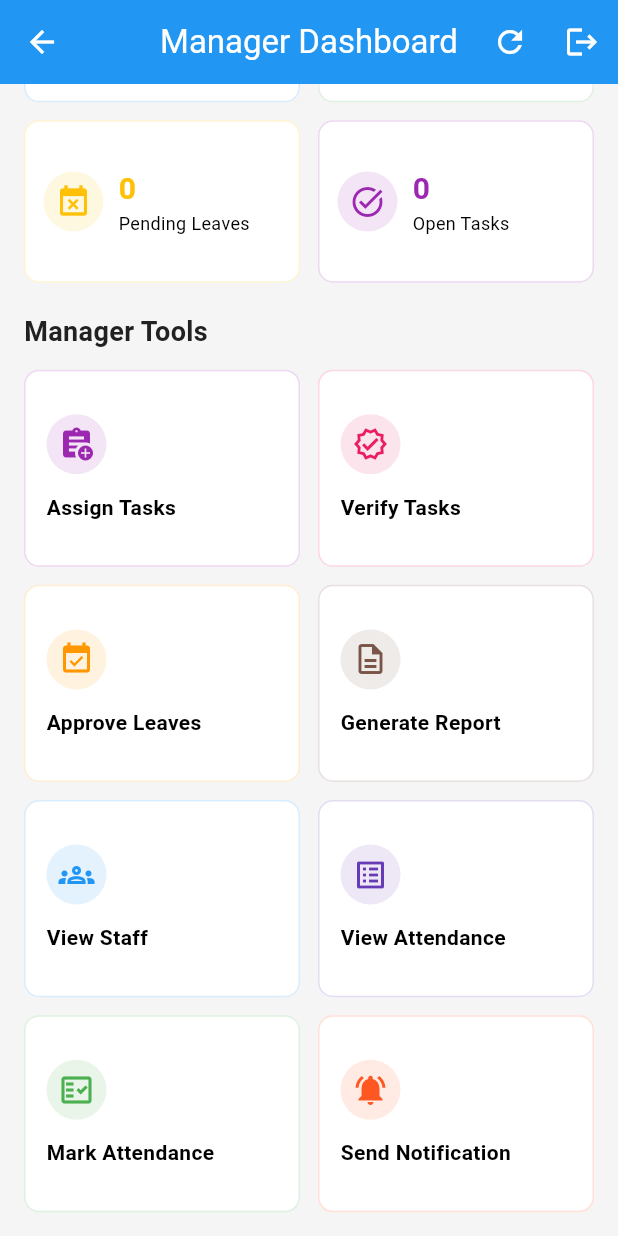
After one commit to ahmad3545/Staff-Sync, a Flutter app: the ManagerDashboardScreen screen opened by its route, scrolled down 256 dp, after a tap on the "refresh" icon, on a phone screen of 412 x 824 dp. The commit adds this screen. Run offline on Flutter 3.47's test engine with Material 3 defaults, Android fonts, the phone set to English and light mode, and no system bars; our stand-ins replace cloud_firestore, firebase_auth, firebase_core, flutter_local_notifications, flutter_tts, font_awesome_flutter and 6 more; missing offline and left inert: dart:html, translator; accounts and stored records are empty.

Commit message:
manager dashboard changes

```diff
--- a/lib/constants/app_constants.dart
+++ b/lib/constants/app_constants.dart
@@ -11,6 +11,7 @@ class AppConstants {
   static const String loginRoute = '/login';
   static const String registerRoute = '/register';
   static const String dashboardRoute = '/dashboard';
+  static const String managerDashboardRoute = '/manager-dashboard';
   static const String attendanceRoute = '/attendance';
   static const String scheduleRoute = '/schedule';
   static const String leaveRequestRoute = '/leave-request';
--- a/lib/main.dart
+++ b/lib/main.dart
@@ -8,6 +8,7 @@ import 'package:fyp/screens/login_screen.dart';
 import 'package:fyp/screens/register_screen.dart';
 import 'package:fyp/screens/dashboard_screen.dart';
 import 'package:fyp/screens/admin_dashboard_screen.dart';
+import 'package:fyp/screens/manager_dashboard_screen.dart';
 import 'package:fyp/screens/attendance_screen.dart';
 import 'package:fyp/screens/schedule_screen.dart';
 import 'package:fyp/screens/leave_request_screen.dart';
@@ -52,6 +53,8 @@ class MyApp extends StatelessWidget {
         AppConstants.registerRoute: (context) => const RegisterScreen(),
         AppConstants.dashboardRoute: (context) => const DashboardScreen(),
         '/admin-dashboard': (context) => const AdminDashboardScreen(),
+        AppConstants.managerDashboardRoute: (context) =>
+            const ManagerDashboardScreen(),
         AppConstants.attendanceRoute: (context) => const AttendanceScreen(),
         AppConstants.scheduleRoute: (context) => const ScheduleScreen(),
         AppConstants.leaveRequestRoute: (context) => const LeaveRequestScreen(),
--- /dev/null
+++ b/lib/screens/manager_dashboard_screen.dart
@@ -0,0 +1,416 @@
+import 'dart:convert';
+
+import 'package:flutter/material.dart';
+import 'package:fyp/constants/app_constants.dart';
+import 'package:fyp/services/api_client.dart';
+import 'package:fyp/services/auth_service.dart';
+import 'package:fyp/services/geofence_monitor.dart';
+import 'package:fyp/services/user_context.dart';
+import 'package:fyp/utils/app_theme.dart';
+import 'package:intl/intl.dart';
+
+class ManagerDashboardScreen extends StatefulWidget {
+  const ManagerDashboardScreen({super.key});
+
+  @override
+  State<ManagerDashboardScreen> createState() => _ManagerDashboardScreenState();
+}
+
+class _ManagerDashboardScreenState extends State<ManagerDashboardScreen> {
+  final ApiClient _apiClient = ApiClient();
+  final AuthService _authService = AuthService();
+  final UserContext _userContext = UserContext();
+
+  bool _isLoading = false;
+  String _managerName = 'Manager';
+  int _totalStaff = 0;
+  int _presentToday = 0;
+  int _pendingLeaves = 0;
+  int _pendingTasks = 0;
+
+  @override
+  void initState() {
+    super.initState();
+    Future(() => GeofenceMonitor.instance.primeLocationTracking());
+    _loadDashboard();
+  }
+
+  Future<void> _loadDashboard() async {
+    final userId = _userContext.userId;
+    if (userId == null || userId.isEmpty) {
+      return;
+    }
+
+    setState(() {
+      _isLoading = true;
+    });
+
+    try {
+      final results = await Future.wait([
+        _apiClient.get('/api/users'),
+        _apiClient.get('/api/attendance/summary'),
+        _apiClient.get('/api/leave'),
+        _apiClient.get('/api/tasks'),
+        _apiClient.get('/api/users/$userId'),
+      ]);
+
+      final users = _decodeList(results[0]);
+      final summary = _decodeObject(results[1]);
+      final leaves = _decodeList(results[2]);
+      final tasks = _decodeList(results[3]);
+      final profile = _decodeObject(results[4]);
+
+      final pendingLeaves = leaves.where((item) {
+        final data = item['data'] as Map<String, dynamic>? ?? {};
+        return (data['status'] ?? '').toString().toLowerCase() == 'pending';
+      }).length;
+
+      final pendingTasks = tasks.where((item) {
+        final data = item['data'] as Map<String, dynamic>? ?? {};
+        final status = (data['status'] ?? '').toString().toLowerCase();
+        return status != 'completed' && status != 'verified';
+      }).length;
+
+      if (!mounted) {
+        return;
+      }
+      setState(() {
+        _totalStaff = users.length;
+        _presentToday = (summary['presentToday'] as num?)?.toInt() ?? 0;
+        _pendingLeaves = pendingLeaves;
+        _pendingTasks = pendingTasks;
+        _managerName =
+            profile['fullName']?.toString() ??
+            (profile['data'] as Map<String, dynamic>?)?['fullName']?.toString() ??
+            userId;
+      });
+    } catch (_) {
+      // Keep dashboard usable if a stat fails.
+    } finally {
+      if (mounted) {
+        setState(() {
+          _isLoading = false;
+        });
+      }
+    }
+  }
+
+  List<Map<String, dynamic>> _decodeList(dynamic response) {
+    if (response == null || response.statusCode != 200) {
+      return [];
+    }
+    return List<Map<String, dynamic>>.from(
+      jsonDecode(response.body) as List<dynamic>,
+    );
+  }
+
+  Map<String, dynamic> _decodeObject(dynamic response) {
+    if (response == null || response.statusCode != 200) {
+      return {};
+    }
+    final decoded = jsonDecode(response.body) as Map<String, dynamic>;
+    return decoded['data'] as Map<String, dynamic>? ?? decoded;
+  }
+
+  Future<void> _logout() async {
+    await GeofenceMonitor.instance.checkoutAndStopForLogout();
+    await _authService.signOut();
+    if (!mounted) {
+      return;
+    }
+    Navigator.pushReplacementNamed(context, AppConstants.loginRoute);
+  }
+
+  @override
+  Widget build(BuildContext context) {
+    final today = DateFormat('EEEE, MMM dd, yyyy').format(DateTime.now());
+
+    return Scaffold(
+      appBar: AppBar(
+        title: const Text('Manager Dashboard'),
+        actions: [
+          IconButton(
+            onPressed: _loadDashboard,
+            icon: const Icon(Icons.refresh),
+            tooltip: 'Refresh',
+          ),
+          IconButton(
+            onPressed: _logout,
+            icon: const Icon(Icons.logout),
+            tooltip: 'Logout',
+          ),
+        ],
+      ),
+      body: RefreshIndicator(
+        onRefresh: _loadDashboard,
+        child: ListView(
+          padding: const EdgeInsets.all(16),
+          children: [
+            _buildWelcomeCard(today),
+            const SizedBox(height: 16),
+            if (_isLoading) const LinearProgressIndicator(minHeight: 2),
+            const SizedBox(height: 12),
+            _buildStats(),
+            const SizedBox(height: 20),
+            Text('Manager Tools', style: AppTheme.heading3),
+            const SizedBox(height: 12),
+            _buildActionsGrid(),
+          ],
+        ),
+      ),
+    );
+  }
+
+  Widget _buildWelcomeCard(String today) {
+    return Container(
+      padding: const EdgeInsets.all(18),
+      decoration: BoxDecoration(
+        color: AppTheme.primaryColor,
+        borderRadius: BorderRadius.circular(12),
+      ),
+      child: Column(
+        crossAxisAlignment: CrossAxisAlignment.start,
+        children: [
+          Text(
+            'Welcome, $_managerName',
+            style: const TextStyle(
+              color: Colors.white,
+              fontSize: 22,
+              fontWeight: FontWeight.bold,
+            ),
+          ),
+          const SizedBox(height: 6),
+          Text(today, style: const TextStyle(color: Colors.white70)),
+          const SizedBox(height: 4),
+          const Text(
+            'Role: Manager',
+            style: TextStyle(color: Colors.white70, fontSize: 13),
+          ),
+        ],
+      ),
+    );
+  }
+
+  Widget _buildStats() {
+    return GridView.count(
+      crossAxisCount: 2,
+      shrinkWrap: true,
+      physics: const NeverScrollableScrollPhysics(),
+      crossAxisSpacing: 12,
+      mainAxisSpacing: 12,
+      childAspectRatio: 1.7,
+      children: [
+        _buildStatCard('Staff', '$_totalStaff', Icons.groups, Colors.blue),
+        _buildStatCard(
+          'Present Today',
+          '$_presentToday',
+          Icons.fact_check,
+          AppTheme.successColor,
+        ),
+        _buildStatCard(
+          'Pending Leaves',
+          '$_pendingLeaves',
+          Icons.event_busy,
+          AppTheme.warningColor,
+        ),
+        _buildStatCard(
+          'Open Tasks',
+          '$_pendingTasks',
+          Icons.task_alt,
+          Colors.purple,
+        ),
+      ],
+    );
+  }
+
+  Widget _buildStatCard(String label, String value, IconData icon, Color color) {
+    return Container(
+      padding: const EdgeInsets.all(12),
+      decoration: BoxDecoration(
+        color: Colors.white,
+        borderRadius: BorderRadius.circular(10),
+        border: Border.all(color: color.withValues(alpha: 0.18)),
+      ),
+      child: Row(
+        children: [
+          CircleAvatar(
+            backgroundColor: color.withValues(alpha: 0.12),
+            child: Icon(icon, color: color),
+          ),
+          const SizedBox(width: 10),
+          Expanded(
+            child: Column(
+              crossAxisAlignment: CrossAxisAlignment.start,
+              mainAxisAlignment: MainAxisAlignment.center,
+              children: [
+                Text(
+                  value,
+                  style: TextStyle(
+                    color: color,
+                    fontSize: 20,
+                    fontWeight: FontWeight.bold,
+                  ),
+                ),
+                Text(label, style: const TextStyle(fontSize: 12)),
+              ],
+            ),
+          ),
+        ],
+      ),
+    );
+  }
+
+  Widget _buildActionsGrid() {
+    final actions = [
+      _ManagerAction('Assign Tasks', Icons.assignment_add, Colors.purple,
+          AppConstants.assignTasksRoute),
+      _ManagerAction('Verify Tasks', Icons.verified_outlined, Colors.pink,
+          AppConstants.verifyTasksRoute),
+      _ManagerAction('Approve Leaves', Icons.event_available, Colors.orange,
+          AppConstants.approveLeavesRoute),
+      _ManagerAction('Generate Report', Icons.description_outlined,
+          Colors.brown, AppConstants.reportsRoute),
+      _ManagerAction('View Staff', Icons.groups_outlined, Colors.blue,
+          AppConstants.staffManagementRoute),
+      _ManagerAction('View Attendance', Icons.list_alt, Colors.deepPurple,
+          AppConstants.viewAttendanceRoute),
+      _ManagerAction('Mark Attendance', Icons.fact_check_outlined,
+          Colors.green, AppConstants.markAttendanceRoute),
+      _ManagerAction('Send Notification', Icons.notifications_active,
+          Colors.deepOrange, null),
+    ];
+
+    return GridView.builder(
+      shrinkWrap: true,
+      physics: const NeverScrollableScrollPhysics(),
+      itemCount: actions.length,
+      gridDelegate: const SliverGridDelegateWithFixedCrossAxisCount(
+        crossAxisCount: 2,
+        childAspectRatio: 1.4,
+        crossAxisSpacing: 12,
+        mainAxisSpacing: 12,
+      ),
+      itemBuilder: (context, index) {
+        final action = actions[index];
+        return InkWell(
+          onTap: () {
+            if (action.route == null) {
+              _showBroadcastNotificationDialog();
+              return;
+            }
+            Navigator.pushNamed(context, action.route!);
+          },
+          borderRadius: BorderRadius.circular(10),
+          child: Container(
+            padding: const EdgeInsets.all(14),
+            decoration: BoxDecoration(
+              color: Colors.white,
+              borderRadius: BorderRadius.circular(10),
+              border: Border.all(color: action.color.withValues(alpha: 0.18)),
+            ),
+            child: Column(
+              crossAxisAlignment: CrossAxisAlignment.start,
+              mainAxisAlignment: MainAxisAlignment.center,
+              children: [
+                CircleAvatar(
+                  backgroundColor: action.color.withValues(alpha: 0.12),
+                  child: Icon(action.icon, color: action.color),
+                ),
+                const SizedBox(height: 12),
+                Text(
+                  action.label,
+                  style: const TextStyle(
+                    fontSize: 14,
+                    fontWeight: FontWeight.w600,
+                  ),
+                ),
+              ],
+            ),
+          ),
+        );
+      },
+    );
+  }
+
+  Future<void> _showBroadcastNotificationDialog() async {
+    final titleController = TextEditingController();
+    final bodyController = TextEditingController();
+    var isSending = false;
+
+    await showDialog<void>(
+      context: context,
+      builder: (dialogContext) => StatefulBuilder(
+        builder: (context, setDialogState) => AlertDialog(
+          title: const Text('Send Notification'),
+          content: Column(
+            mainAxisSize: MainAxisSize.min,
+            children: [
+              TextField(
+                controller: titleController,
+                decoration: const InputDecoration(labelText: 'Title'),
+              ),
+              const SizedBox(height: 12),
+              TextField(
+                controller: bodyController,
+                maxLines: 3,
+                decoration: const InputDecoration(labelText: 'Message'),
+              ),
+            ],
+          ),
+          actions: [
+            TextButton(
+              onPressed: isSending ? null : () => Navigator.pop(dialogContext),
+              child: const Text('Cancel'),
+            ),
+            ElevatedButton(
+              onPressed: isSending
+                  ? null
+                  : () async {
+                      final title = titleController.text.trim();
+                      final body = bodyController.text.trim();
+                      if (title.isEmpty || body.isEmpty) {
+                        return;
+                      }
+                      setDialogState(() {
+                        isSending = true;
+                      });
+                      final response = await _apiClient.postJson(
+                        '/api/notifications/broadcast',
+                        {'title': title, 'body': body, 'type': 'manager'},
+                      );
+                      if (!mounted) {
+                        return;
+                      }
+                      if (dialogContext.mounted) {
+                        Navigator.pop(dialogContext);
+                      }
+                      if (!context.mounted) {
+                        return;
+                      }
+                      ScaffoldMessenger.of(context).showSnackBar(
+                        SnackBar(
+                          content: Text(
+                            response.statusCode == 200
+                                ? 'Notification sent.'
+                                : 'Failed: ${response.statusCode}',
+                          ),
+                        ),
+                      );
+                    },
+              child: Text(isSending ? 'Sending' : 'Send'),
+            ),
+          ],
+        ),
+      ),
+    );
+  }
+}
+
+class _ManagerAction {
+  const _ManagerAction(this.label, this.icon, this.color, this.route);
+
+  final String label;
+  final IconData icon;
+  final Color color;
+  final String? route;
+}
```
Also changed, not shown: lib/screens/login_screen.dart (+33 -2 lines).
